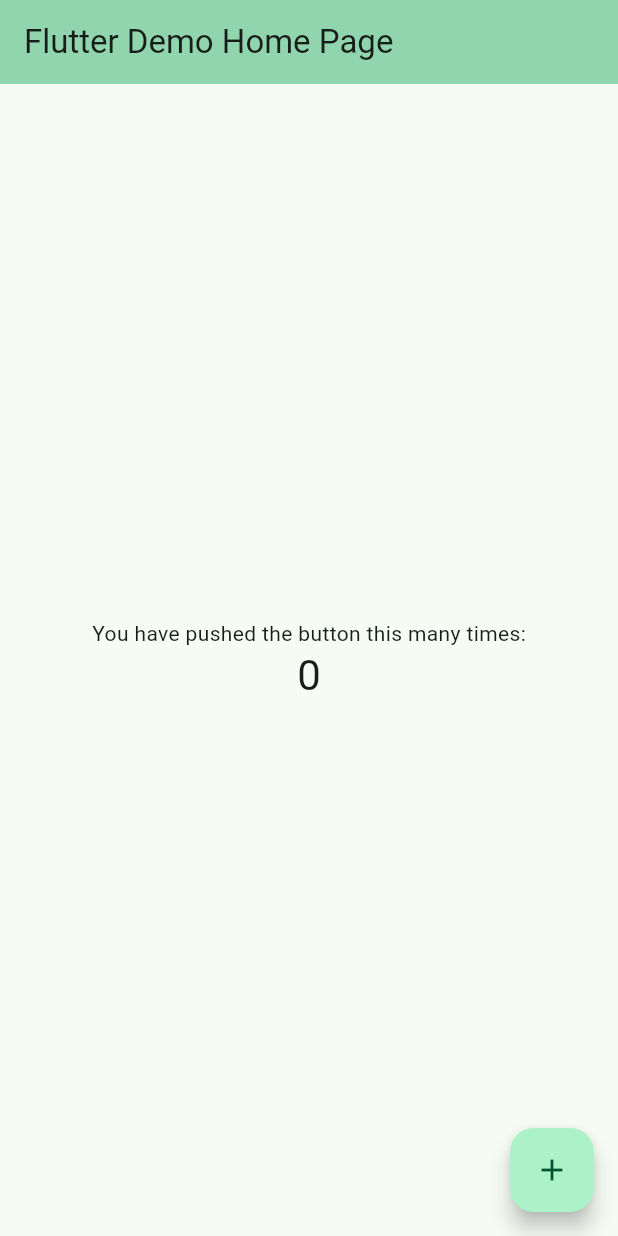
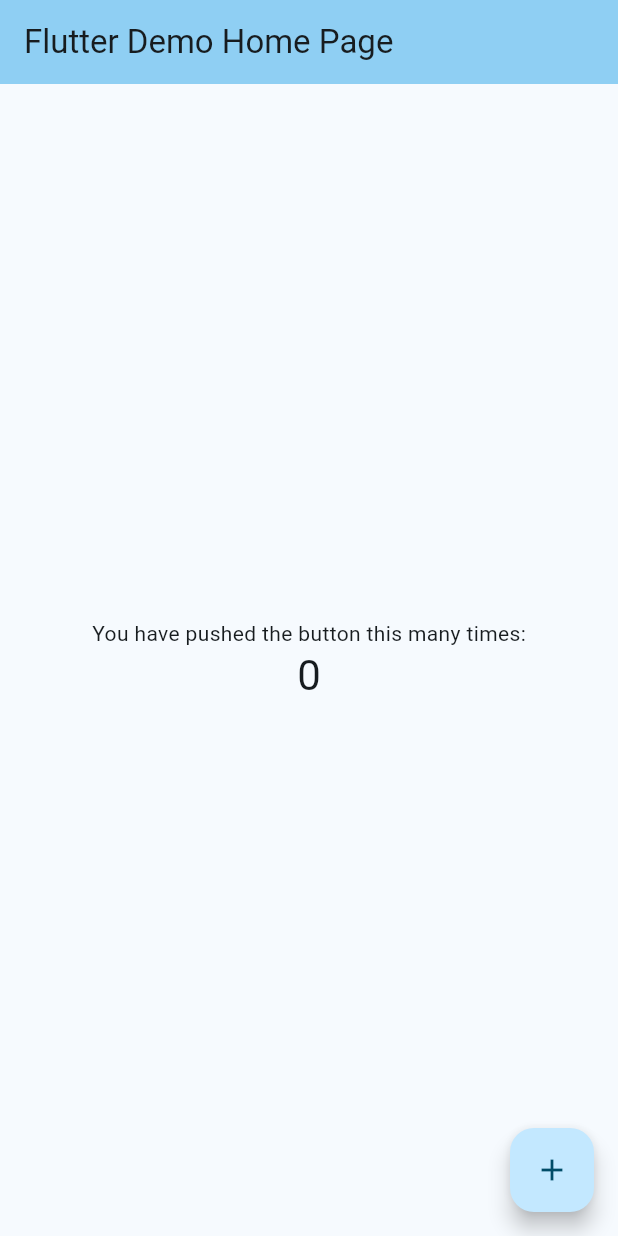
Before and after one commit to samrocks03/LearningFlutter, a Flutter app: the screen it shows after launch, on a phone screen of 412 x 824 dp. Run offline on Flutter 3.47's test engine with Material 2 defaults, Android fonts, the phone set to English and light mode, and no system bars.

Commit message:
Color theme changed

```diff
--- a/weather_apk/lib/main.dart
+++ b/weather_apk/lib/main.dart
@@ -6,14 +6,16 @@ void main() {
 
 class MyApp extends StatelessWidget {
   const MyApp({super.key});
-
+  // static const a = 50;
   // This widget is the root of your application.
   @override
   Widget build(BuildContext context) {
     return MaterialApp(
       title: 'Flutter Demo',
       theme: ThemeData(
-        colorScheme: ColorScheme.fromSeed(seedColor: Colors.greenAccent),
+        colorScheme: ColorScheme.fromSeed(seedColor: const Color.fromARGB(255,227,242,253),
+        ),
+        // colorScheme: ColorScheme.fromSeed(seedColor: Colors.greenAccent),
         useMaterial3: true,
       ),
       home: const MyHomePage(title: 'Flutter Demo Home Page'),
```
